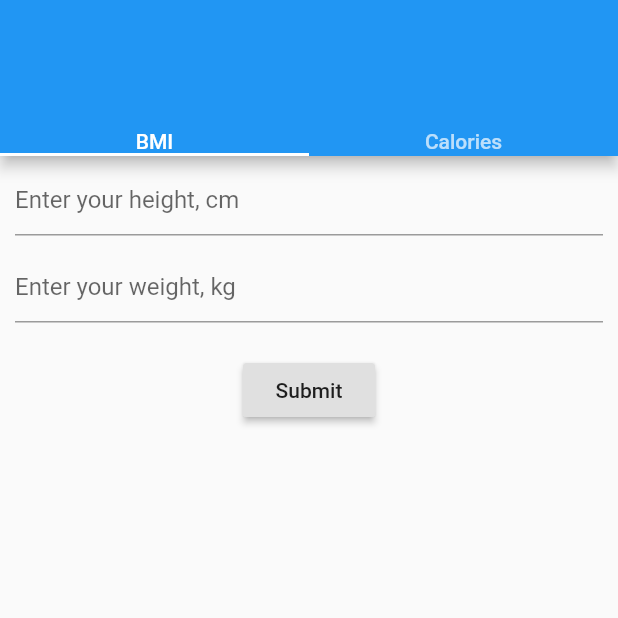
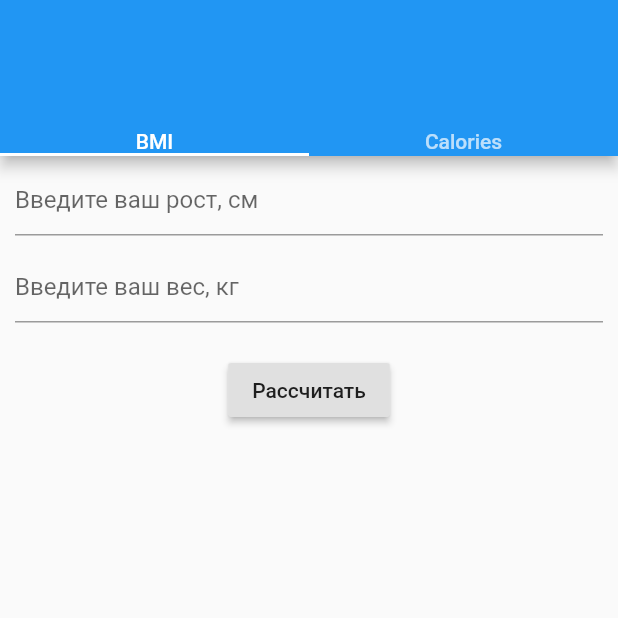
Before and after one commit to golushkin/flutter-calc, a Flutter app: the screen it shows after launch, on a phone screen of 412 x 824 dp, the top half of it. Run offline on Flutter 3.47's test engine with Material 2 defaults, Android fonts, the phone set to English and light mode, and no system bars.

Commit message:
create calories tab

```diff
--- a/lib/bmi/bmi_form.dart
+++ b/lib/bmi/bmi_form.dart
@@ -23,10 +23,13 @@ class _BmiFormState extends State<BmiForm> {
 
   String _validate(value) {
     if (value.isEmpty) {
-      return 'Please enter some text';
+      return 'Введите текст';
     }
-    if (double.tryParse(value) == null) {
-      return 'Please enter number';
+    if (int.tryParse(value) == null) {
+      return 'Введите число';
+    }
+    if (int.parse(value) <= 0) {
+      return 'Введите число больше 0';
     }
     return null;
   }
@@ -36,7 +39,7 @@ class _BmiFormState extends State<BmiForm> {
         padding: EdgeInsets.fromLTRB(10, 5, 10, 5),
         child: TextFormField(
           decoration: const InputDecoration(
-            hintText: 'Enter your height, cm',
+            hintText: 'Введите ваш рост, см',
           ),
           validator: _validate,
           controller: heightController,
@@ -48,7 +51,7 @@ class _BmiFormState extends State<BmiForm> {
         padding: EdgeInsets.fromLTRB(10, 5, 10, 5),
         child: TextFormField(
           decoration: const InputDecoration(
-            hintText: 'Enter your weight, kg',
+            hintText: 'Введите ваш вес, кг',
           ),
           validator: _validate,
           controller: weightController,
@@ -70,7 +73,7 @@ class _BmiFormState extends State<BmiForm> {
             });
           }
         },
-        child: Text('Submit'),
+        child: Text('Рассчитать'),
       ),
     );
   }
@@ -86,7 +89,7 @@ class _BmiFormState extends State<BmiForm> {
             style: TextStyle(fontSize: 20),
           ));
     }
-    return Container(child: Text(""));
+    return SizedBox.shrink();
   }
 
   @override
--- /dev/null
+++ b/lib/calories/calories.dart
@@ -0,0 +1,76 @@
+enum SingingCharacter { male, female }
+
+const ACTIVITIES = [
+  "минимум или отсутствие физической нагрузки",
+  "занятия фитнесом 3 раза в неделю",
+  "занятия фитнесом 5 раз в неделю",
+  "интенсивная физическая нагрузка 5 раз в неделю",
+  "занятия фитнесом каждый день",
+  "каждый день интенсивно или по два раза в день",
+  "ежедневная физическая нагрузка плюс физическая работа",
+];
+
+const VALUES = [1.2, 1.375, 1.4625, 1.550, 1.6375, 1.725, 1.9];
+
+List<String> METHODS = List.from([
+  "Формула Миффлина — Сан Жеора",
+  "Формула Харриса-Бенедикта",
+]);
+
+const SEX = [
+  "Мужчина",
+  "Женщина",
+];
+
+
+class Calories{
+  final SingingCharacter sex;
+  final double height;
+  final double weight;
+  final String method;
+  final String activity;
+  final int age;
+
+  Calories(this.sex, this.height, this.weight, this.method, this.activity, this.age);
+
+  String _mifflinsFormula(){
+    double result = 0;
+
+    if (this.sex == SingingCharacter.male) {
+      result = 10 * this.weight + 6.25 * this.height - 5 * this.age + 5;
+    }
+    else {
+      result = 10 * this.weight + 6.25 * this.height - 5 * this.age - 161;
+    }
+
+    result = result * VALUES[ACTIVITIES.indexOf(this.activity)];
+
+    return result.toStringAsFixed(2);
+  }
+
+  String _harisonsFormula(){
+    double result = 0;
+
+    if (this.sex == SingingCharacter.male) {
+      result = 66.5 + 13.75 * this.weight + 5.003 * this.height - 6.775 * this.age;
+    }
+    else {
+      result = 655.1 + 9.563 * this.weight + 1.85 * this.height - 4.676 * this.age;
+    }
+
+    return result.toStringAsFixed(2);
+  }
+
+  String calculate(){
+    String output;
+
+    if (this.method == METHODS[0]) {
+      output = "Ваша суточная норма калорий: " + _mifflinsFormula();
+    }
+    else{
+      output = "Ваша суточная норма калорий: " + _harisonsFormula();
+    }
+
+    return output;
+  }
+}
--- a/lib/main.dart
+++ b/lib/main.dart
@@ -1,3 +1,4 @@
+import 'package:calculator/calories/calories_tab.dart';
 import 'package:flutter/material.dart';
 import './bmi/bmi_tab.dart';
 
@@ -12,6 +13,7 @@ class TabBarDemo extends StatelessWidget {
       home: DefaultTabController(
         length: 2,
         child: Scaffold(
+          resizeToAvoidBottomPadding: false,
           appBar: AppBar(
             bottom: TabBar(
               tabs: [
@@ -23,7 +25,7 @@ class TabBarDemo extends StatelessWidget {
           body: TabBarView(
             children: [
               BmiTab(),
-              Icon(Icons.directions_transit),
+              CaloriesTab(),
             ],
           ),
         ),
```
Also changed, not shown: lib/calories/calories_form.dart (added, +260 -0 lines), lib/calories/calories_tab.dart (added, +9 -0 lines).
